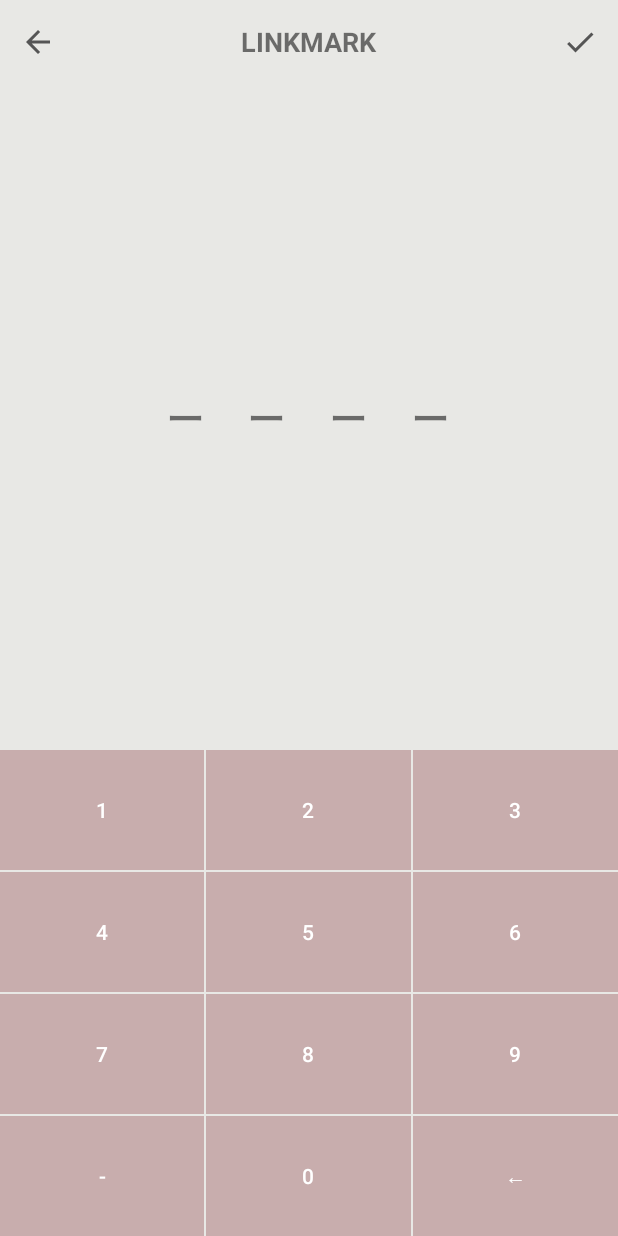
After one commit to amefure/Android-LinkMark, an Android app: the layout fragment_app_lock.xml on its own in the app's theme, with its tools: preview values and no code run, on a phone screen of 412 x 824 dp. The commit adds this screen. Run offline under Robolectric (Android 15) with nearby library versions, the phone set to English and light mode, and no system bars.

Commit message:
アプリロック画面を実装

```diff
--- /dev/null
+++ b/app/src/main/java/com/amefure/linkmark/View/AppLock/AppLockFragment.kt
@@ -0,0 +1,115 @@
+package com.amefure.linkmark.View.AppLock
+
+import android.os.Bundle
+import androidx.fragment.app.Fragment
+import android.view.LayoutInflater
+import android.view.View
+import android.view.ViewGroup
+import android.widget.Button
+import android.widget.TextView
+import com.amefure.linkmark.R
+
+class AppLockFragment : Fragment() {
+
+    private lateinit var number1: Button
+    private lateinit var number2: Button
+    private lateinit var number3: Button
+    private lateinit var number4: Button
+    private lateinit var number5: Button
+    private lateinit var number6: Button
+    private lateinit var number7: Button
+    private lateinit var number8: Button
+    private lateinit var number9: Button
+    private lateinit var number0: Button
+    private lateinit var numberBack: Button
+
+
+    private lateinit var password1: TextView
+    private lateinit var password2: TextView
+    private lateinit var password3: TextView
+    private lateinit var password4: TextView
+
+    private var password: MutableList<Int> = mutableListOf()
+
+    override fun onCreateView(
+        inflater: LayoutInflater, container: ViewGroup?,
+        savedInstanceState: Bundle?
+    ): View? {
+        return inflater.inflate(R.layout.fragment_app_lock, container, false)
+    }
+
+    override fun onViewCreated(view: View, savedInstanceState: Bundle?) {
+        super.onViewCreated(view, savedInstanceState)
+
+        number1 = view.findViewById(R.id.number_button1)
+        number2 = view.findViewById(R.id.number_button2)
+        number3 = view.findViewById(R.id.number_button3)
+        number4 = view.findViewById(R.id.number_button4)
+        number5 = view.findViewById(R.id.number_button5)
+        number6 = view.findViewById(R.id.number_button6)
+        number7 = view.findViewById(R.id.number_button7)
+        number8 = view.findViewById(R.id.number_button8)
+        number9 = view.findViewById(R.id.number_button9)
+        number0 = view.findViewById(R.id.number_button0)
+        numberBack = view.findViewById(R.id.number_button_back)
+
+        password1 = view.findViewById(R.id.password_label1)
+        password2 = view.findViewById(R.id.password_label2)
+        password3 = view.findViewById(R.id.password_label3)
+        password4 = view.findViewById(R.id.password_label4)
+
+        number1.setOnClickListener {
+            clickNumber(1)
+        }
+        number2.setOnClickListener {
+            clickNumber(2)
+        }
+        number3.setOnClickListener {
+            clickNumber(3)
+        }
+        number4.setOnClickListener {
+            clickNumber(4)
+        }
+        number5.setOnClickListener {
+            clickNumber(5)
+        }
+        number6.setOnClickListener {
+            clickNumber(6)
+        }
+        number7.setOnClickListener {
+            clickNumber(7)
+        }
+        number8.setOnClickListener {
+            clickNumber(8)
+        }
+        number9.setOnClickListener {
+            clickNumber(9)
+        }
+        number0.setOnClickListener {
+            clickNumber(0)
+        }
+        numberBack.setOnClickListener {
+            if (password.size != 0) {
+                password.removeAt(password.size - 1)
+                when(password.size) {
+                    0 -> password1.text = getString(R.string.app_lock_password_placeholder)
+                    1 -> password2.text = getString(R.string.app_lock_password_placeholder)
+                    2 -> password3.text = getString(R.string.app_lock_password_placeholder)
+                    3 -> password4.text = getString(R.string.app_lock_password_placeholder)
+                }
+            }
+        }
+    }
+
+    private fun clickNumber(num: Int) {
+        if (password.size != 4) {
+            password.add(num)
+            when(password.size) {
+                1 -> password1.text = getString(R.string.app_lock_password_fill)
+                2 -> password2.text = getString(R.string.app_lock_password_fill)
+                3 -> password3.text = getString(R.string.app_lock_password_fill)
+                4 -> password4.text = getString(R.string.app_lock_password_fill)
+            }
+        }
+    }
+}
--- a/app/src/main/java/com/amefure/linkmark/View/MainActivity.kt
+++ b/app/src/main/java/com/amefure/linkmark/View/MainActivity.kt
@@ -7,6 +7,7 @@ import android.view.MotionEvent
 import android.view.View
 import android.widget.Button
 import com.amefure.linkmark.R
+import com.amefure.linkmark.View.AppLock.AppLockFragment
 import com.amefure.linkmark.View.Category.CategoryListFragment
 import com.google.android.gms.ads.MobileAds
 
@@ -21,10 +22,16 @@ class MainActivity : AppCompatActivity() {
         MobileAds.initialize(this)
 
         supportFragmentManager.beginTransaction().apply {
-            add(R.id.main_frame, CategoryListFragment())
+            add(R.id.main_frame, AppLockFragment())
             addToBackStack(null)
             commit()
         }
+
+//        supportFragmentManager.beginTransaction().apply {
+//            add(R.id.main_frame, CategoryListFragment())
+//            addToBackStack(null)
+//            commit()
+//        }
     }
 
 }
--- /dev/null
+++ b/app/src/main/res/layout/fragment_app_lock.xml
@@ -0,0 +1,296 @@
+<?xml version="1.0" encoding="utf-8"?>
+<androidx.constraintlayout.widget.ConstraintLayout xmlns:android="http://schemas.android.com/apk/res/android"
+    xmlns:app="http://schemas.android.com/apk/res-auto"
+    xmlns:tools="http://schemas.android.com/tools"
+    android:id="@+id/frameLayout5"
+    android:layout_width="match_parent"
+    android:layout_height="match_parent"
+    tools:context=".View.AppLock.AppLockFragment">
+
+    <include
+        android:id="@+id/include_header"
+        layout="@layout/layout_header"
+        android:layout_width="match_parent"
+        android:layout_height="wrap_content"
+        app:layout_constraintEnd_toEndOf="parent"
+        app:layout_constraintStart_toStartOf="parent"
+        app:layout_constraintTop_toTopOf="parent" />
+
+
+    <LinearLayout
+        android:id="@+id/password_label"
+        android:layout_width="match_parent"
+        android:layout_height="wrap_content"
+        android:orientation="horizontal"
+        app:layout_constraintBottom_toTopOf="@+id/number_keyboard"
+        app:layout_constraintEnd_toEndOf="parent"
+        app:layout_constraintStart_toStartOf="parent"
+        app:layout_constraintTop_toBottomOf="@+id/include_header">
+
+        <Space
+            android:layout_width="wrap_content"
+            android:layout_height="wrap_content"
+            android:layout_weight="1"/>
+
+        <TextView
+            android:id="@+id/password_label1"
+            android:layout_width="wrap_content"
+            android:layout_height="wrap_content"
+            android:layout_weight="0.3"
+            android:gravity="center"
+            android:text="@string/app_lock_password_placeholder"
+            android:textSize="25sp"
+            android:textStyle="bold" />
+
+        <TextView
+            android:id="@+id/password_label2"
+            android:layout_width="wrap_content"
+            android:layout_height="wrap_content"
+            android:layout_weight="0.3"
+            android:gravity="center"
+            android:text="@string/app_lock_password_placeholder"
+            android:textSize="25sp"
+            android:textStyle="bold" />
+
+        <TextView
+            android:id="@+id/password_label3"
+            android:layout_width="wrap_content"
+            android:layout_height="wrap_content"
+            android:layout_weight="0.3"
+            android:gravity="center"
+            android:text="@string/app_lock_password_placeholder"
+            android:textSize="25sp"
+            android:textStyle="bold" />
+
+        <TextView
+            android:id="@+id/password_label4"
+            android:layout_width="wrap_content"
+            android:layout_height="wrap_content"
+            android:layout_weight="0.3"
+            android:gravity="center"
+            android:text="@string/app_lock_password_placeholder"
+            android:textSize="25sp"
+            android:textStyle="bold" />
+
+        <Space
+            android:layout_width="wrap_content"
+            android:layout_height="wrap_content"
+            android:layout_weight="1"/>
+
+
+    </LinearLayout>
+
+
+    <LinearLayout
+        android:id="@+id/number_keyboard"
+        android:layout_width="match_parent"
+        android:layout_height="wrap_content"
+        android:orientation="vertical"
+        app:layout_constraintBottom_toBottomOf="parent"
+        app:layout_constraintEnd_toEndOf="parent"
+        app:layout_constraintStart_toStartOf="parent"
+        app:layout_constraintTop_toBottomOf="@+id/include_header"
+        app:layout_constraintVertical_bias="1.0">
+
+
+        <LinearLayout
+            android:id="@+id/number_section1"
+            android:layout_width="match_parent"
+            android:layout_height="wrap_content"
+            android:orientation="horizontal"
+            android:layout_weight="1">
+
+            <Button
+                android:id="@+id/number_button1"
+                style="?android:attr/borderlessButtonStyle"
+                android:layout_width="wrap_content"
+                android:layout_height="80dp"
+                android:layout_weight="1"
+                android:background="@color/ex_red"
+                android:text="@string/app_lock_number1"
+                android:textColor="@color/white" />
+
+            <View
+                android:layout_width="1dp"
+                android:layout_height="match_parent"/>
+
+            <Button
+                android:id="@+id/number_button2"
+                style="?android:attr/borderlessButtonStyle"
+                android:layout_width="wrap_content"
+                android:layout_height="80dp"
+                android:layout_weight="1"
+                android:background="@color/ex_red"
+                android:text="@string/app_lock_number2"
+                android:textColor="@color/white" />
+
+            <View
+                android:layout_width="1dp"
+                android:layout_height="match_parent"/>
+
+            <Button
+                android:id="@+id/number_button3"
+                style="?android:attr/borderlessButtonStyle"
+                android:layout_width="wrap_content"
+                android:layout_height="80dp"
+                android:layout_weight="1"
+                android:background="@color/ex_red"
+                android:text="@string/app_lock_number3"
+                android:textColor="@color/white" />
+        </LinearLayout>
+
+        <View
+            android:layout_width="match_parent"
+            android:layout_height="1dp"/>
+
+        <LinearLayout
+            android:id="@+id/number_section2"
+            android:layout_width="match_parent"
+            android:layout_height="wrap_content"
+            android:orientation="horizontal"
+            android:layout_weight="1">
+
+            <Button
+                android:id="@+id/number_button4"
+                style="?android:attr/borderlessButtonStyle"
+                android:layout_width="wrap_content"
+                android:layout_height="80dp"
+                android:layout_weight="1"
+                android:background="@color/ex_red"
+                android:text="@string/app_lock_number4"
+                android:textColor="@color/white" />
+
+            <View
+                android:layout_width="1dp"
+                android:layout_height="match_parent"/>
+
+            <Button
+                android:id="@+id/number_button5"
+                style="?android:attr/borderlessButtonStyle"
+                android:layout_width="wrap_content"
+                android:layout_height="80dp"
+                android:layout_weight="1"
+                android:background="@color/ex_red"
+                android:text="@string/app_lock_number5"
+                android:textColor="@color/white" />
+
+            <View
+                android:layout_width="1dp"
+                android:layout_height="match_parent"/>
+
+            <Button
+                android:id="@+id/number_button6"
+                style="?android:attr/borderlessButtonStyle"
+                android:layout_width="wrap_content"
+                android:layout_height="80dp"
+                android:layout_weight="1"
+                android:background="@color/ex_red"
+                android:text="@string/app_lock_number6"
+                android:textColor="@color/white" />
+        </LinearLayout>
+
+        <View
+            android:layout_width="match_parent"
+            android:layout_height="1dp"/>
+
+        <LinearLayout
+            android:id="@+id/number_section3"
+            android:layout_width="match_parent"
+            android:layout_height="wrap_content"
+            android:orientation="horizontal"
+            android:layout_weight="1">
+
+            <Button
+                android:id="@+id/number_button7"
+                style="?android:attr/borderlessButtonStyle"
+                android:layout_width="wrap_content"
+                android:layout_height="80dp"
+                android:layout_weight="1"
+                android:background="@color/ex_red"
+                android:text="@string/app_lock_number7"
+                android:textColor="@color/white" />
+
+            <View
+                android:layout_width="1dp"
+                android:layout_height="match_parent"/>
+
+            <Button
+                android:id="@+id/number_button8"
+                style="?android:attr/borderlessButtonStyle"
+                android:layout_width="wrap_content"
+                android:layout_height="80dp"
+                android:layout_weight="1"
+                android:background="@color/ex_red"
+                android:text="@string/app_lock_number8"
+                android:textColor="@color/white" />
+
+            <View
+                android:layout_width="1dp"
+                android:layout_height="match_parent"/>
+
+            <Button
+                android:id="@+id/number_button9"
+                style="?android:attr/borderlessButtonStyle"
+                android:layout_width="wrap_content"
+                android:layout_height="80dp"
+                android:layout_weight="1"
+                android:background="@color/ex_red"
+                android:text="@string/app_lock_number9"
+                android:textColor="@color/white" />
+        </LinearLayout>
+
+        <View
+            android:layout_width="match_parent"
+            android:layout_height="1dp"/>
+
+        <LinearLayout
+            android:id="@+id/number_section4"
+            android:layout_width="match_parent"
+            android:layout_height="wrap_content"
+            android:orientation="horizontal"
+            android:layout_weight="1">
+
+            <Button
+                android:id="@+id/number_button_hyphen"
+                style="?android:attr/borderlessButtonStyle"
+                android:layout_width="wrap_content"
+                android:layout_height="80dp"
+                android:layout_weight="1"
+                android:background="@color/ex_red"
+                android:text="@string/app_lock_number_none"
+                android:textColor="@color/white" />
+
+            <View
+                android:layout_width="1dp"
+                android:layout_height="match_parent"/>
+
+            <Button
+                android:id="@+id/number_button0"
+                style="?android:attr/borderlessButtonStyle"
+                android:layout_width="wrap_content"
+                android:layout_height="80dp"
+                android:layout_weight="1"
+                android:background="@color/ex_red"
+                android:text="@string/app_lock_number0"
+                android:textColor="@color/white" />
+
+            <View
+                android:layout_width="1dp"
+                android:layout_height="match_parent"/>
+
+            <Button
+                android:id="@+id/number_button_back"
+                style="?android:attr/borderlessButtonStyle"
+                android:layout_width="wrap_content"
+                android:layout_height="80dp"
+                android:layout_weight="1"
+                android:background="@color/ex_red"
+                android:text="@string/app_lock_number_back"
+                android:textColor="@color/white" />
+        </LinearLayout>
+
+
+    </LinearLayout>
+
+
+</androidx.constraintlayout.widget.ConstraintLayout>
--- a/app/src/main/res/values/strings.xml
+++ b/app/src/main/res/values/strings.xml
@@ -14,6 +14,23 @@
     <string name="setting_link_terms_of_service">利用規約とプライバシーポリシー</string>
     <string name="setting_link_desc">・アプリに不具合がございましたら「アプリの不具合はこちら」よりお問い合わせください。</string>
 
+    <!-- AppLock -->
+    <string name="app_lock_password_placeholder">ー</string>
+    <string name="app_lock_password_fill">⚫︎</string>
+    <string name="app_lock_number0">0</string>
+    <string name="app_lock_number1">1</string>
+    <string name="app_lock_number2">2</string>
+    <string name="app_lock_number3">3</string>
+    <string name="app_lock_number4">4</string>
+    <string name="app_lock_number5">5</string>
+    <string name="app_lock_number6">6</string>
+    <string name="app_lock_number7">7</string>
+    <string name="app_lock_number8">8</string>
+    <string name="app_lock_number9">9</string>
+    <string name="app_lock_number_none">-</string>
+    <string name="app_lock_number_back">←</string>
+
+
     <!-- Dev  -->
     <string name="admob_app_id">ca-app-pub-3940256099942544~3347511713</string>
     <!-- Prd -->
```
